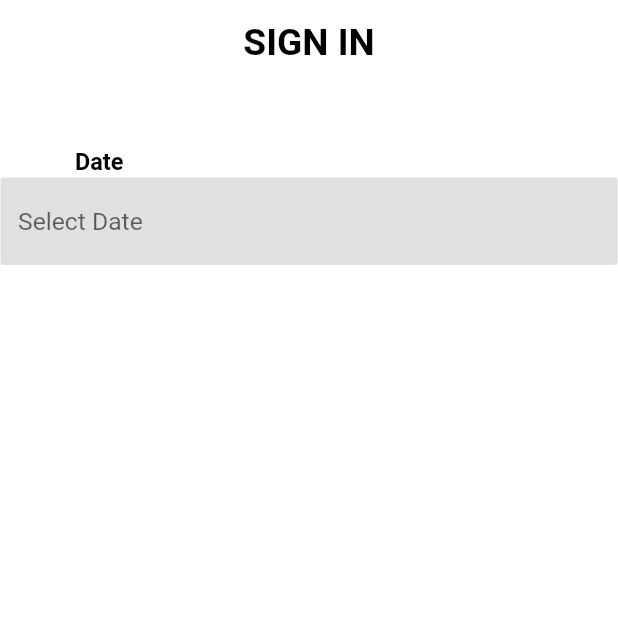
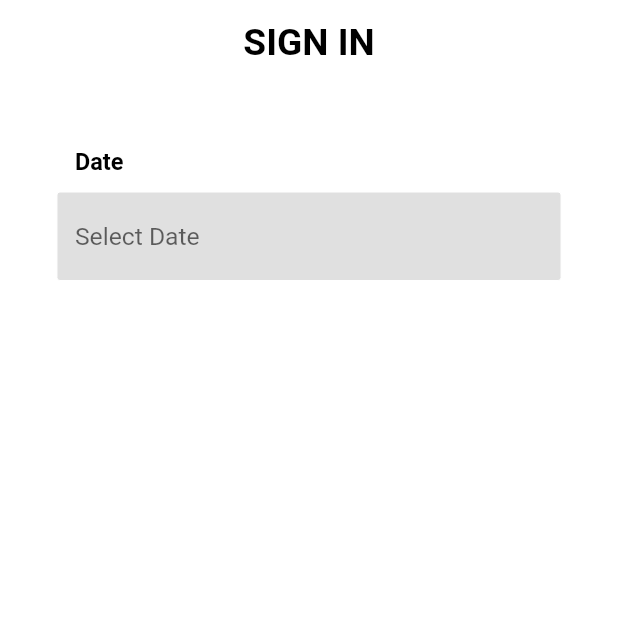
Before and after one commit to joeyyy688/textfield_datepicker, a Flutter app: the screen it shows after launch, on a phone screen of 412 x 824 dp, the top half of it. Run offline on Flutter 3.47's test engine with Material 2 defaults, Android fonts, the phone set to English and light mode, and no system bars.

Commit message:
minor updates

```diff
--- a/lib/src/textfield_datePicker.dart
+++ b/lib/src/textfield_datePicker.dart
@@ -5,11 +5,11 @@ import 'package:intl/intl.dart' as intl;
 
 import 'package:textfield_datepicker/src/widget/datePicker.dart';
 
-//A widget(TextfieldDatePicker) that gives you access to both [CupertinoDatePicker] and [showDatePicker] based on the device platform.
+//A widget(TextfieldDatePicker) that gives access to both [CupertinoDatePicker] and [showDatePicker] based on the device platform.
 //
 //Date picked is shown in a Material [TextFormField].
 //
-//This widget gives you access to most [TextFormField] elements allowing you to design your textfield based on your preference
+//This widget gives access to most [TextFormField] elements allowing you to design your textfield based on your preference
 //
 class TextfieldDatePicker extends StatefulWidget {
   //-----------------------Starting from this section...
@@ -93,21 +93,45 @@ class TextfieldDatePicker extends StatefulWidget {
   //
   //Once let go, the picker will scroll back to [cupertinoDatePickerMaximumDate].
   //
-  //Typically [cupertinoDatePickerMaximumDate] needs to be set to a [DateTime] that is on the same date as [initialDateTime].
+  //Typically [cupertinoDatePickerMaximumDate] needs to be set to a [DateTime] that is on the same date as [cupertinoDateInitialDateTime].
   //
   //Defaults to null. When set to null, the picker does not impose a limit on the latest [DateTime] the user can select.
   //
   final DateTime cupertinoDatePickerMaximumDate;
+
+  //The minimum selectable date that the picker can settle on.
+  //
   final DateTime cupertinoDatePickerMinimumDate;
+
+  //Minimum year that the picker can be scrolled to in CupertinoDatePickerMode.date mode. Defaults to 1 and must not be null.
+  //
   final int cupertinoDatePickerMinimumYear;
+
+  //Maximum year that the picker can be scrolled to in CupertinoDatePickerMode.date mode. Null if there's no limit.
+  final int? cupertinoDatePickerMaximumYear;
 
   //[cupertinoDatePickerBackgroundColor] Background color of cupertinoDatePicker.
   //
   // Defaults to null, which disables background painting entirely.
   final Color? cupertinoDatePickerBackgroundColor;
+
+  //A [cupertinoDatePickerKey] is an identifier for [CupertinoDatePicker Widgets, Elements, and SemanticsNodes].
+  //
   final Key? cupertinoDatePickerKey;
-  final int? cupertinoDatePickerMaximumYear;
+
+  //The [cupertinoDateInitialDateTime] initial date and/or time of the picker.
+  //Defaults to the present date and time and must not be null.
+  //The present must conform to the intervals set in [cupertinoDatePickerMinimumDate], [cupertinoDatePickerMaximumDate], [cupertinoDatePickerMinimumYear], and [cupertinoDatePickerMaximumYear].
+  //
   final DateTime? cupertinoDateInitialDateTime;
+
+  //[textfieldDatePickerWidth] gives you the option to adjust the width of the [TextfieldDatePicker]
+  //[textfieldDatePickerWidth] defaults to 84, which is 84 percent of the available screen width
+  //
+  final num textfieldDatePickerWidth;
+
+  //[textfieldDatePickerMargin]
+  final EdgeInsetsGeometry? textfieldDatePickerMargin;
 
   TextfieldDatePicker({
     Key? key,
@@ -149,6 +173,9 @@ class TextfieldDatePicker extends StatefulWidget {
     this.cupertinoDatePickerKey,
     required this.cupertinoDatePickerMaximumYear,
     required this.cupertinoDateInitialDateTime,
+    this.textfieldDatePickerWidth = 84,
+    this.textfieldDatePickerMargin =
+        const EdgeInsets.symmetric(vertical: 10, horizontal: 0),
   })  : assert(cupertinoDatePickerMinimumYear != 0),
         super(key: key);
 
@@ -159,7 +186,12 @@ class TextfieldDatePicker extends StatefulWidget {
 class _TextfieldDatePickerState extends State<TextfieldDatePicker> {
   @override
   Widget build(BuildContext context) {
-    return TextFormField(
+    return Container(
+      width: MediaQuery.of(context).size.width *
+          (widget.textfieldDatePickerWidth / 100),
+      margin: widget.textfieldDatePickerMargin,
+      padding: EdgeInsets.symmetric(horizontal: 5, vertical: 0),
+      child: TextFormField(
         key: widget.key,
         showCursor: false,
         readOnly: true,
@@ -170,7 +202,8 @@ class _TextfieldDatePickerState extends State<TextfieldDatePicker> {
                   materialDatePickerLastDate: widget.materialDatePickerLastDate,
                   materialDatePickerInitialEntryMode:
                       widget.materialDatePickerInitialEntryMode,
-                materialDatePickerFirstDate: widget.materialDatePickerFirstDate,
+                  materialDatePickerFirstDate:
+                      widget.materialDatePickerFirstDate,
                   materialDatePickerInitialDate:
                       widget.materialDatePickerInitialDate,
                   preferredDateFormat: widget.preferredDateFormat,
@@ -200,6 +233,7 @@ class _TextfieldDatePickerState extends State<TextfieldDatePicker> {
                     value == null ? "" : value;
               });
             }
+            //DateTime.parse(value!.toIso8601String()); ----- to convert date to this type of format 2021-10-18T09:36:02.068Z. This is because some APIS may not accept the type of Date format you will be passing to [preferredDateFormat]
           });
         },
         focusNode: widget.focusNode,
@@ -225,11 +259,12 @@ class _TextfieldDatePickerState extends State<TextfieldDatePicker> {
         textAlignVertical: widget.textAlignVertical,
         textDirection: widget.textDirection,
         textInputAction: widget.textInputAction,
-      toolbarOptions:
-          ToolbarOptions(copy: true, cut: true, paste: false, selectAll: true),
+        toolbarOptions: ToolbarOptions(
+            copy: true, cut: true, paste: false, selectAll: true),
         enabled: true,
         autofocus: false,
         keyboardType: null,
+      ),
     );
   }
 }
--- a/pubspec.yaml
+++ b/pubspec.yaml
@@ -1,7 +1,7 @@
 name: textfield_datepicker
 description: A new Flutter package project.
 version: 0.0.1
-homepage: null
+# homepage: null
 
 environment:
   sdk: ">=2.12.0 <3.0.0"
```
Also changed, not shown: lib/src/widget/datePicker.dart (+1 -9 lines), pubspec.lock. Lines whose indentation alone changed are shown as unchanged.
